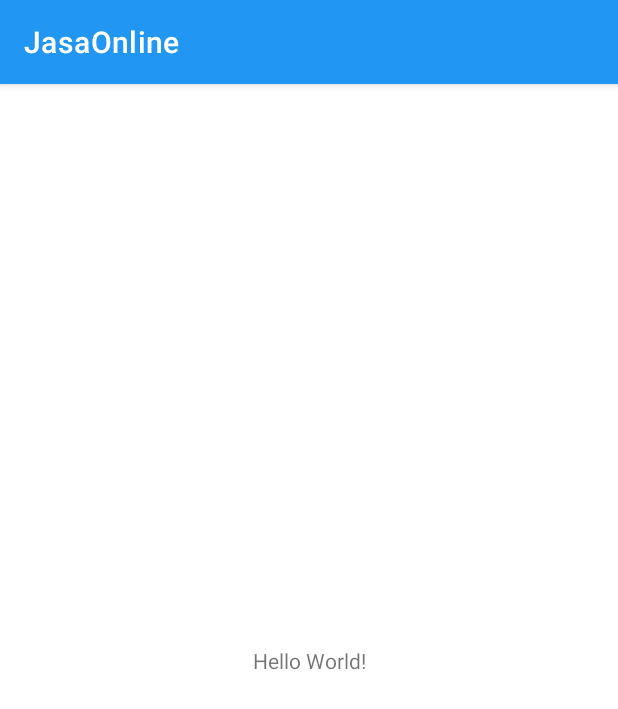
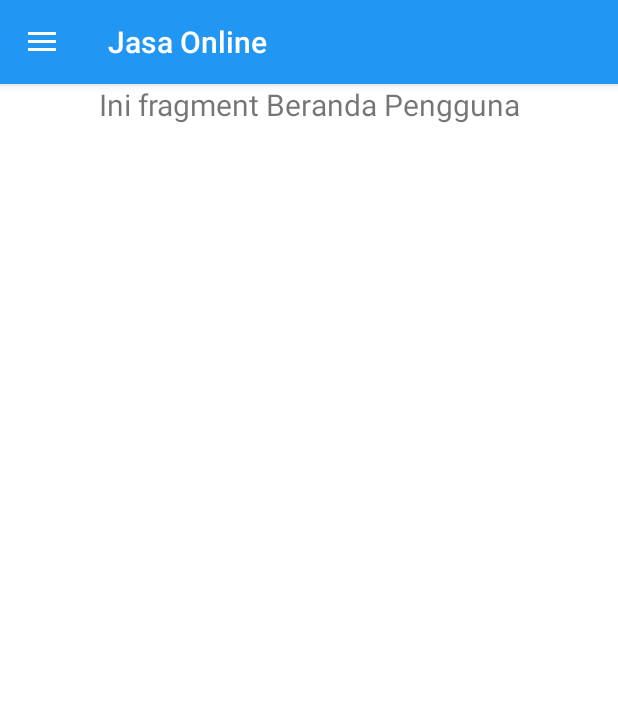
Before and after one commit to puteriyudani/JasaOnline, an Android app: the screen it shows after launch (MainActivity), on a phone screen of 412 x 824 dp. Shown: the top 709 px of the screen. Run offline under Robolectric (Android 15) with nearby library versions, the phone set to English and light mode, and no system bars.

Commit message:
Project Jasa Online (Navigation Drawer)

```diff
--- a/app/build.gradle
+++ b/app/build.gradle
@@ -39,6 +39,7 @@ dependencies {
     implementation 'androidx.appcompat:appcompat:1.4.1'
     implementation 'com.google.android.material:material:1.6.0'
     implementation 'androidx.constraintlayout:constraintlayout:2.1.3'
+    implementation 'androidx.legacy:legacy-support-v4:1.0.0'
     testImplementation 'junit:junit:4.+'
     androidTestImplementation 'androidx.test.ext:junit:1.1.3'
     androidTestImplementation 'androidx.test.espresso:espresso-core:3.4.0'
--- a/app/src/main/AndroidManifest.xml
+++ b/app/src/main/AndroidManifest.xml
@@ -9,7 +9,9 @@
         android:roundIcon="@mipmap/ic_launcher_round"
         android:supportsRtl="true"
         android:theme="@style/Theme.JasaOnline">
-        <activity android:name=".MainActivity">
+        <activity
+            android:name=".MainActivity"
+            android:theme="@style/Theme.JasaOnline.NoActionBar">
             <intent-filter>
                 <action android:name="android.intent.action.MAIN" />
 
--- /dev/null
+++ b/app/src/main/java/com/puteriyudani/jasaonline/BerandaFragment.kt
@@ -0,0 +1,59 @@
+package com.puteriyudani.jasaonline
+
+import android.os.Bundle
+import androidx.fragment.app.Fragment
+import android.view.LayoutInflater
+import android.view.View
+import android.view.ViewGroup
+
+// TODO: Rename parameter arguments, choose names that match
+// the fragment initialization parameters, e.g. ARG_ITEM_NUMBER
+private const val ARG_PARAM1 = "param1"
+private const val ARG_PARAM2 = "param2"
+
+/**
+ * A simple [Fragment] subclass.
+ * Use the [BerandaFragment.newInstance] factory method to
+ * create an instance of this fragment.
+ */
+class BerandaFragment : Fragment() {
+    // TODO: Rename and change types of parameters
+    private var param1: String? = null
+    private var param2: String? = null
+
+    override fun onCreate(savedInstanceState: Bundle?) {
+        super.onCreate(savedInstanceState)
+        arguments?.let {
+            param1 = it.getString(ARG_PARAM1)
+            param2 = it.getString(ARG_PARAM2)
+        }
+    }
+
+    override fun onCreateView(
+        inflater: LayoutInflater, container: ViewGroup?,
+        savedInstanceState: Bundle?
+    ): View? {
+        // Inflate the layout for this fragment
+        return inflater.inflate(R.layout.fragment_beranda, container, false)
+    }
+
+    companion object {
+        /**
+         * Use this factory method to create a new instance of
+         * this fragment using the provided parameters.
+         *
+         * @param param1 Parameter 1.
+         * @param param2 Parameter 2.
+         * @return A new instance of fragment BerandaFragment.
+         */
+        // TODO: Rename and change types and number of parameters
+        @JvmStatic
+        fun newInstance(param1: String, param2: String) =
+            BerandaFragment().apply {
+                arguments = Bundle().apply {
+                    putString(ARG_PARAM1, param1)
+                    putString(ARG_PARAM2, param2)
+                }
+            }
+    }
+}
--- a/app/src/main/java/com/puteriyudani/jasaonline/MainActivity.kt
+++ b/app/src/main/java/com/puteriyudani/jasaonline/MainActivity.kt
@@ -2,10 +2,90 @@ package com.puteriyudani.jasaonline
 
 import androidx.appcompat.app.AppCompatActivity
 import android.os.Bundle
+import android.view.MenuItem
+import androidx.appcompat.app.ActionBarDrawerToggle
+import androidx.appcompat.app.AlertDialog
+import androidx.appcompat.widget.Toolbar
+import androidx.core.view.GravityCompat
+import androidx.drawerlayout.widget.DrawerLayout
+import androidx.fragment.app.FragmentTransaction
+import com.google.android.material.navigation.NavigationView
+import com.google.android.material.snackbar.Snackbar
 
-class MainActivity : AppCompatActivity() {
+class MainActivity : AppCompatActivity(), NavigationView.OnNavigationItemSelectedListener {
+    lateinit var toolbar: Toolbar
+    lateinit var drawerLayout: DrawerLayout
+    lateinit var navView: NavigationView
+    lateinit var berandaFragment: BerandaFragment
+    lateinit var jasaFragment: JasaFragment
+    lateinit var profileFragment: ProfileFragment
+
     override fun onCreate(savedInstanceState: Bundle?) {
         super.onCreate(savedInstanceState)
         setContentView(R.layout.activity_main)
+
+        toolbar = findViewById(R.id.toolbar)
+        setSupportActionBar(toolbar)
+        drawerLayout = findViewById(R.id.drawer_layout)
+        navView = findViewById(R.id.nav_view)
+        val toggle = ActionBarDrawerToggle(
+            this, drawerLayout, toolbar, 0, 0
+        )
+        drawerLayout.addDrawerListener(toggle)
+        toggle.syncState()
+        navView.setNavigationItemSelectedListener(this)
+        openFragment(R.id.nav_beranda)
+    }
+
+    override fun onNavigationItemSelected(item: MenuItem): Boolean {
+        openFragment(item.itemId)
+        return true
+    }
+    private fun openFragment(fragment_id: Int){
+        when (fragment_id) {
+            R.id.nav_beranda -> {
+                berandaFragment = BerandaFragment()
+                supportFragmentManager
+                    .beginTransaction()
+                    .replace(R.id.frame_layout, berandaFragment)
+                    .setTransition(FragmentTransaction.TRANSIT_FRAGMENT_OPEN)
+                    .commit()
+            }
+            R.id.nav_jasa_pengguna -> {
+                jasaFragment = JasaFragment()
+                supportFragmentManager
+                    .beginTransaction()
+                    .replace(R.id.frame_layout, jasaFragment)
+                    .setTransition(FragmentTransaction.TRANSIT_FRAGMENT_OPEN)
+                    .commit()
+            }
+            R.id.nav_profile -> {
+                profileFragment = ProfileFragment()
+                supportFragmentManager
+                    .beginTransaction()
+                    .replace(R.id.frame_layout, profileFragment)
+                    .setTransition(FragmentTransaction.TRANSIT_FRAGMENT_OPEN)
+                    .commit()
+            }
+            R.id.nav_logout -> {
+                val builder = AlertDialog.Builder(this)
+                builder.setTitle("Keluar Akun")
+                builder.setMessage("Apakah anda yakin keluar dari akun saat ini?")
+                builder.setIcon(R.drawable.ic_baseline_exit_to_app_24)
+                builder.setPositiveButton("Ya") { dialog, _ ->
+                    dialog.dismiss()
+                    Snackbar.make(drawerLayout, "Anda klik ya!",
+                        Snackbar.LENGTH_LONG).show()
+                }
+                builder.setNegativeButton("Tidak"){dialog, _ ->
+                    dialog.dismiss()
+                    Snackbar.make(drawerLayout, "Anda klik tidak!",
+                        Snackbar.LENGTH_LONG).show()
+                }
+                val alertDialog: AlertDialog = builder.create()
+                alertDialog.show()
+            }
+        }
+        drawerLayout.closeDrawer(GravityCompat.START)
     }
 }
--- /dev/null
+++ b/app/src/main/res/drawable/ic_baseline_exit_to_app_24.xml
@@ -0,0 +1,10 @@
+<vector xmlns:android="http://schemas.android.com/apk/res/android"
+    android:width="24dp"
+    android:height="24dp"
+    android:viewportWidth="24"
+    android:viewportHeight="24"
+    android:tint="?attr/colorControlNormal">
+  <path
+      android:fillColor="@android:color/white"
+      android:pathData="M10.09,15.59L11.5,17l5,-5 -5,-5 -1.41,1.41L12.67,11H3v2h9.67l-2.58,2.59zM19,3H5c-1.11,0 -2,0.9 -2,2v4h2V5h14v14H5v-4H3v4c0,1.1 0.89,2 2,2h14c1.1,0 2,-0.9 2,-2V5c0,-1.1 -0.9,-2 -2,-2z"/>
+</vector>
--- /dev/null
+++ b/app/src/main/res/drawable/ic_baseline_home_24.xml
@@ -0,0 +1,10 @@
+<vector xmlns:android="http://schemas.android.com/apk/res/android"
+    android:width="24dp"
+    android:height="24dp"
+    android:viewportWidth="24"
+    android:viewportHeight="24"
+    android:tint="?attr/colorControlNormal">
+  <path
+      android:fillColor="@android:color/white"
+      android:pathData="M10,20v-6h4v6h5v-8h3L12,3 2,12h3v8z"/>
+</vector>
--- /dev/null
+++ b/app/src/main/res/drawable/ic_baseline_person_24.xml
@@ -0,0 +1,10 @@
+<vector xmlns:android="http://schemas.android.com/apk/res/android"
+    android:width="24dp"
+    android:height="24dp"
+    android:viewportWidth="24"
+    android:viewportHeight="24"
+    android:tint="?attr/colorControlNormal">
+  <path
+      android:fillColor="@android:color/white"
+      android:pathData="M12,12c2.21,0 4,-1.79 4,-4s-1.79,-4 -4,-4 -4,1.79 -4,4 1.79,4 4,4zM12,14c-2.67,0 -8,1.34 -8,4v2h16v-2c0,-2.66 -5.33,-4 -8,-4z"/>
+</vector>
--- /dev/null
+++ b/app/src/main/res/drawable/ic_baseline_work_24.xml
@@ -0,0 +1,10 @@
+<vector xmlns:android="http://schemas.android.com/apk/res/android"
+    android:width="24dp"
+    android:height="24dp"
+    android:viewportWidth="24"
+    android:viewportHeight="24"
+    android:tint="?attr/colorControlNormal">
+  <path
+      android:fillColor="@android:color/white"
+      android:pathData="M20,6h-4L16,4c0,-1.11 -0.89,-2 -2,-2h-4c-1.11,0 -2,0.89 -2,2v2L4,6c-1.11,0 -1.99,0.89 -1.99,2L2,19c0,1.11 0.89,2 2,2h16c1.11,0 2,-0.89 2,-2L22,8c0,-1.11 -0.89,-2 -2,-2zM14,6h-4L10,4h4v2z"/>
+</vector>
--- a/app/src/main/res/layout/activity_main.xml
+++ b/app/src/main/res/layout/activity_main.xml
@@ -1,18 +1,25 @@
 <?xml version="1.0" encoding="utf-8"?>
-<androidx.constraintlayout.widget.ConstraintLayout xmlns:android="http://schemas.android.com/apk/res/android"
+<androidx.drawerlayout.widget.DrawerLayout xmlns:android="http://schemas.android.com/apk/res/android"
     xmlns:app="http://schemas.android.com/apk/res-auto"
     xmlns:tools="http://schemas.android.com/tools"
+    android:id="@+id/drawer_layout"
     android:layout_width="match_parent"
     android:layout_height="match_parent"
+    android:fitsSystemWindows="true"
+    tools:openDrawer="start"
     tools:context=".MainActivity">
 
-    <TextView
+    <include
+        layout="@layout/content_main"
+        android:layout_width="match_parent"
+        android:layout_height="match_parent"/>
+    <com.google.android.material.navigation.NavigationView
+        android:id="@+id/nav_view"
         android:layout_width="wrap_content"
-        android:layout_height="wrap_content"
-        android:text="Hello World!"
-        app:layout_constraintBottom_toBottomOf="parent"
-        app:layout_constraintLeft_toLeftOf="parent"
-        app:layout_constraintRight_toRightOf="parent"
-        app:layout_constraintTop_toTopOf="parent" />
+        android:layout_height="match_parent"
+        android:layout_gravity="start"
+        android:fitsSystemWindows="true"
+        app:headerLayout="@layout/nav_header"
+        app:menu="@menu/nav_menu"/>
 
-</androidx.constraintlayout.widget.ConstraintLayout>
+</androidx.drawerlayout.widget.DrawerLayout>
--- /dev/null
+++ b/app/src/main/res/layout/content_main.xml
@@ -0,0 +1,38 @@
+<?xml version="1.0" encoding="utf-8"?>
+<LinearLayout xmlns:android="http://schemas.android.com/apk/res/android"
+    xmlns:app="http://schemas.android.com/apk/res-auto"
+    android:orientation="vertical"
+    android:layout_width="match_parent"
+    android:layout_height="match_parent">
+
+    <com.google.android.material.appbar.AppBarLayout
+        android:layout_height="wrap_content"
+        android:layout_width="match_parent"
+        android:theme="@style/Theme.JasaOnline.AppBarOverlay">
+        <androidx.appcompat.widget.Toolbar
+            android:id="@+id/toolbar"
+            android:layout_width="match_parent"
+            android:layout_height="?attr/actionBarSize"
+            android:background="?attr/colorPrimary"
+            app:popupTheme="@style/AppTheme.PopupOverlay">
+            <LinearLayout
+                android:layout_width="match_parent"
+                android:layout_height="match_parent"
+                android:orientation="horizontal"
+                android:gravity="center_vertical">
+                <TextView
+                    android:layout_width="wrap_content"
+                    android:layout_height="wrap_content"
+                    android:text="@string/app_name"
+                    android:textColor="@android:color/white"
+                    style="@style/TextAppearance.AppCompat.Widget.ActionBar.Title"/>
+            </LinearLayout>
+        </androidx.appcompat.widget.Toolbar>
+    </com.google.android.material.appbar.AppBarLayout>
+
+    <FrameLayout
+        android:id="@+id/frame_layout"
+        android:layout_width="match_parent"
+        android:layout_height="match_parent" />
+
+</LinearLayout>
--- /dev/null
+++ b/app/src/main/res/layout/fragment_beranda.xml
@@ -0,0 +1,17 @@
+<?xml version="1.0" encoding="utf-8"?>
+<FrameLayout xmlns:android="http://schemas.android.com/apk/res/android"
+    xmlns:tools="http://schemas.android.com/tools"
+    android:layout_width="match_parent"
+    android:layout_height="match_parent"
+    tools:context=".BerandaFragment">
+
+    <!-- TODO: Update blank fragment layout -->
+    <TextView
+        android:layout_width="match_parent"
+        android:layout_height="wrap_content"
+        android:text="@string/fragment_beranda"
+        android:textAlignment="center"
+        android:textSize="20sp"
+        android:layout_centerInParent="true"/>
+
+</FrameLayout>
--- /dev/null
+++ b/app/src/main/res/menu/nav_menu.xml
@@ -0,0 +1,25 @@
+<?xml version="1.0" encoding="utf-8"?>
+<menu xmlns:android="http://schemas.android.com/apk/res/android">
+    <group>
+        <item
+            android:id="@+id/nav_beranda"
+            android:icon="@drawable/ic_baseline_home_24"
+            android:title="@string/beranda"/>
+        <item
+            android:id="@+id/nav_jasa_pengguna"
+            android:icon="@drawable/ic_baseline_work_24"
+            android:title="@string/jasa_pengguna"/>
+    </group>
+    <item android:title="@string/pengaturan_akun">
+        <menu>
+            <item
+                android:id="@+id/nav_profile"
+                android:icon="@drawable/ic_baseline_person_24"
+                android:title="@string/profil"/>
+            <item
+                android:id="@+id/nav_logout"
+                android:icon="@drawable/ic_baseline_exit_to_app_24"
+                android:title="@string/logout"/>
+        </menu>
+    </item>
+</menu>
--- a/app/src/main/res/values/strings.xml
+++ b/app/src/main/res/values/strings.xml
@@ -1,3 +1,16 @@
 <resources>
-    <string name="app_name">JasaOnline</string>
+    <string name="app_name">Jasa Online</string>
+    <string name="beranda">Beranda</string>
+    <string name="jasa_pengguna">Jasa Pengguna</string>
+    <string name="pengaturan_akun">Pengaturan Akun</string>
+    <string name="profil">Profil</string>
+    <string name="logout">Logout</string>
+    <string name="nama_header">Nama di Header</string>
+    <string name="email_header">Email di Header</string>
+    <string name="image_header">image header</string>
+    <string name="fragment_beranda">Ini fragment Beranda Pengguna</string>
+    <string name="fragment_jasa">Ini fragment Jasa Pengguna</string>
+    <string name="fragment_profil">Ini fragment Profil Pengguna</string>
+    <!-- TODO: Remove or change this placeholder text -->
+    <string name="hello_blank_fragment">Hello blank fragment</string>
 </resources>
--- a/app/src/main/res/values/themes.xml
+++ b/app/src/main/res/values/themes.xml
@@ -13,4 +13,15 @@
         <item name="android:statusBarColor" tools:targetApi="l">?attr/colorPrimaryVariant</item>
         <!-- Customize your theme here. -->
     </style>
+
+    <style name="Theme.JasaOnline.NoActionBar">
+        <item name="windowActionBar">false</item>
+        <item name="windowNoTitle">true</item>
+        <item name="android:statusBarColor">@android:color/transparent</item>
+    </style>
+
+    <style name="Theme.JasaOnline.AppBarOverlay"
+        parent="ThemeOverlay.AppCompat.Dark.ActionBar"/>
+    <style name="AppTheme.PopupOverlay"
+        parent="ThemeOverlay.AppCompat.Light"/>
 </resources>
```
Also changed, not shown: app/src/main/java/com/puteriyudani/jasaonline/JasaFragment.kt (added, +59 -0 lines), app/src/main/java/com/puteriyudani/jasaonline/ProfileFragment.kt (added, +59 -0 lines), app/src/main/res/layout/fragment_jasa.xml (added, +17 -0 lines), app/src/main/res/layout/fragment_profile.xml (added, +17 -0 lines), app/src/main/res/layout/nav_header.xml (added, +36 -0 lines).
